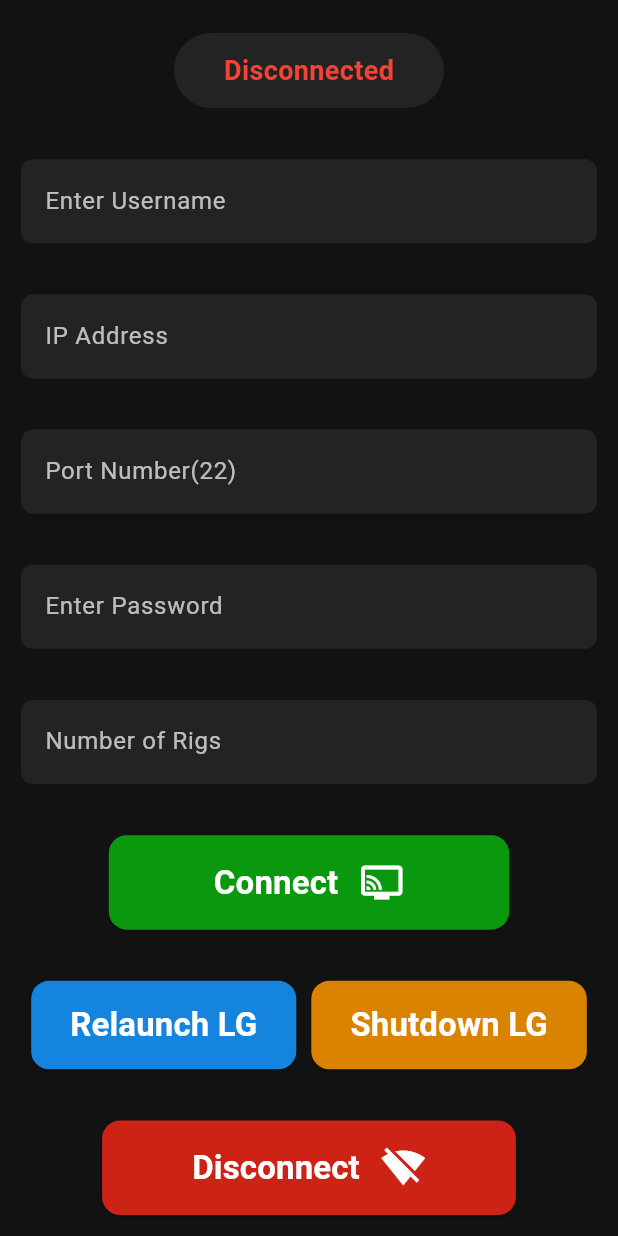
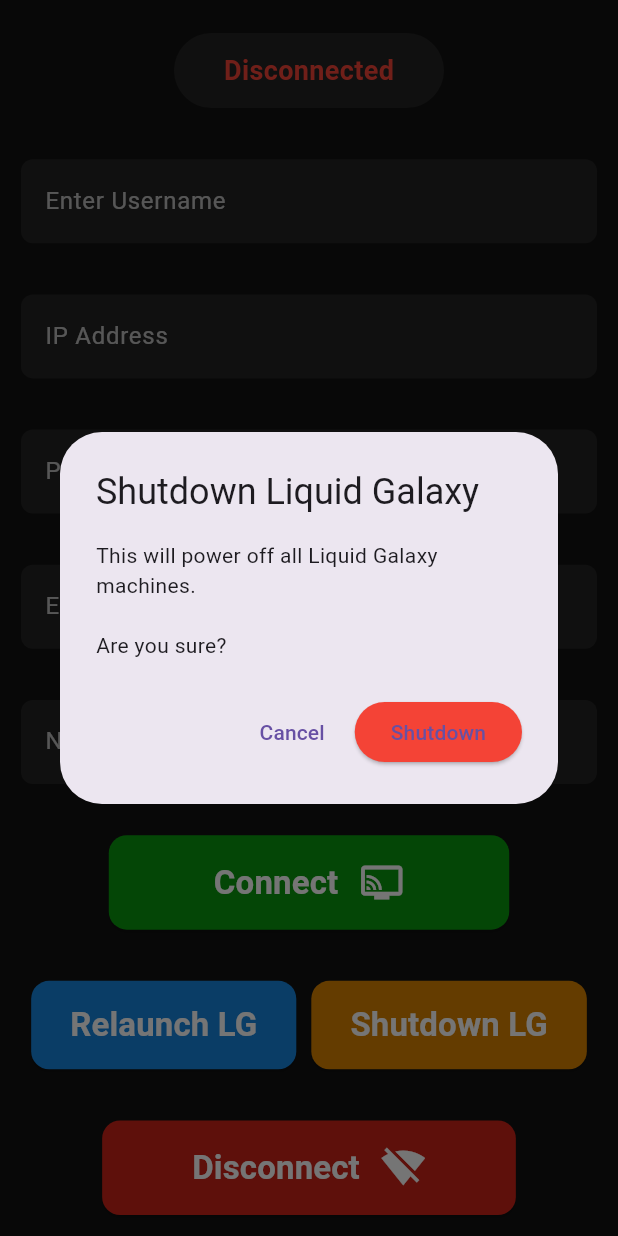
Before and after one commit to DevAni27/lg_controller, a Flutter app: the SettingPage screen opened directly with empty values, after a tap on "Shutdown LG", on a phone screen of 412 x 824 dp. Run offline on Flutter 3.47's test engine with Material 3 defaults, Android fonts, the phone set to English and light mode, and no system bars; missing offline and left inert: dartssh2.

Commit message:
added logic to relaunch and shutdown buttons

```diff
--- a/lib/screens/first_page.dart
+++ b/lib/screens/first_page.dart
@@ -30,7 +30,7 @@
 
     _pageBuilders = [
       () => HomePage(sshController: sshController, settings: controller, lgController: lgController),
-      () => SettingPage(controller: controller, sshController: sshController),
+      () => SettingPage(controller: controller, sshController: sshController, lgController: lgController),
     ];
   }
 
--- a/lib/screens/setting_page.dart
+++ b/lib/screens/setting_page.dart
@@ -3,11 +3,13 @@
 import 'package:flutter/material.dart';
 import '../controllers/ssh_controller.dart';
 import '../controllers/settings_controller.dart';
+import '../controllers/home_controller.dart';
 
 class SettingPage extends StatefulWidget {
   final SettingsController controller;
   final SshController sshController;
-  const SettingPage({super.key, required this.controller, required this.sshController});
+  final LgController lgController;
+  const SettingPage({super.key, required this.controller, required this.sshController, required this.lgController});
 
   @override
   State<SettingPage> createState() => _SettingPageState();
@@ -61,6 +63,34 @@
     }
 
   }
+
+  Future<void> confirmShutdown(BuildContext context) async {
+  final confirm = await showDialog<bool>(
+    context: context,
+    builder: (context) => AlertDialog(
+      title: const Text('Shutdown Liquid Galaxy'),
+      content: const Text(
+        'This will power off all Liquid Galaxy machines.\n\nAre you sure?',
+      ),
+      actions: [
+        TextButton(
+          onPressed: () => Navigator.pop(context, false),
+          child: const Text('Cancel'),
+        ),
+        ElevatedButton(
+          style: ElevatedButton.styleFrom(backgroundColor: Colors.red),
+          onPressed: () => Navigator.pop(context, true),
+          child: const Text('Shutdown'),
+        ),
+      ],
+    ),
+  );
+
+  if (confirm == true) {
+    await widget.lgController.shutDownLG(context);
+  }
+}
+
 
 
 
@@ -222,8 +252,16 @@
                 children: [
                 //relaunch
                 ElevatedButton(
-                onPressed: () {
-                  // add function
+                onPressed: () async {
+                  try{
+                    await widget.lgController.relaunchLG(context);
+
+                  }
+                  catch(e){
+                    ScaffoldMessenger.of(context).showSnackBar(
+                      const SnackBar(content: Text("Failed to relaunch LG"))
+                    );
+                  }
                 },
 
 
@@ -248,9 +286,7 @@
 
                 //shutdown
                 ElevatedButton(
-                onPressed: () {
-                  // add function
-                },
+                onPressed: () => confirmShutdown(context),
 
 
                 style: ElevatedButton.styleFrom(
```
Also changed, not shown: lib/controllers/home_controller.dart (+41 -21 lines).
